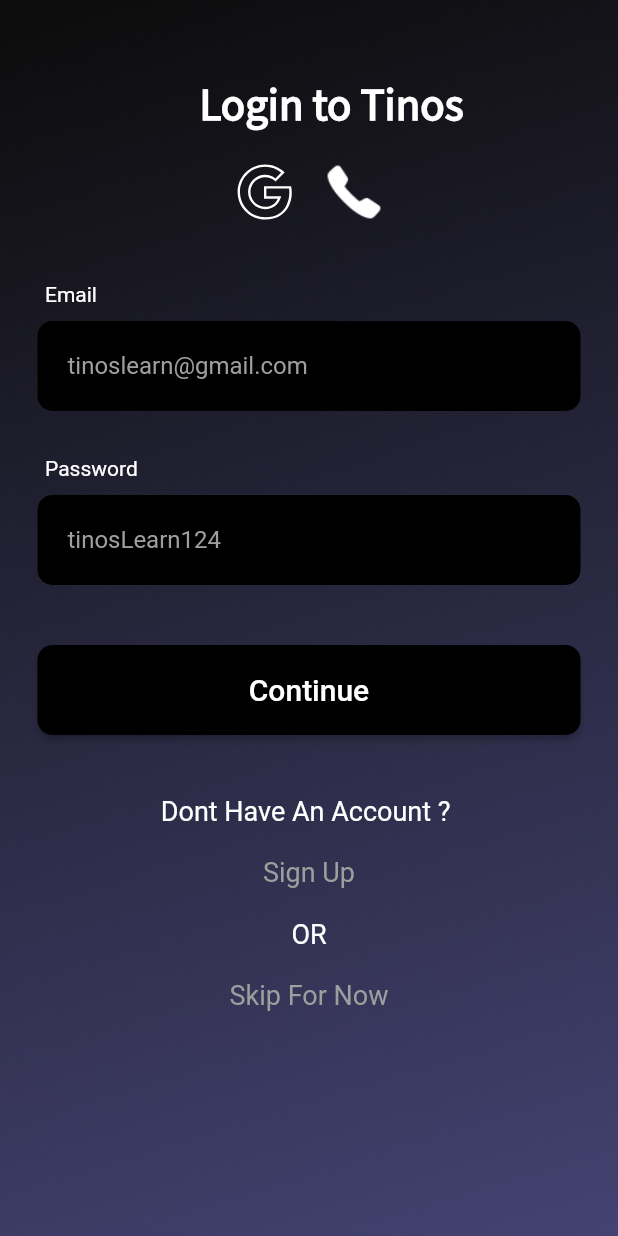
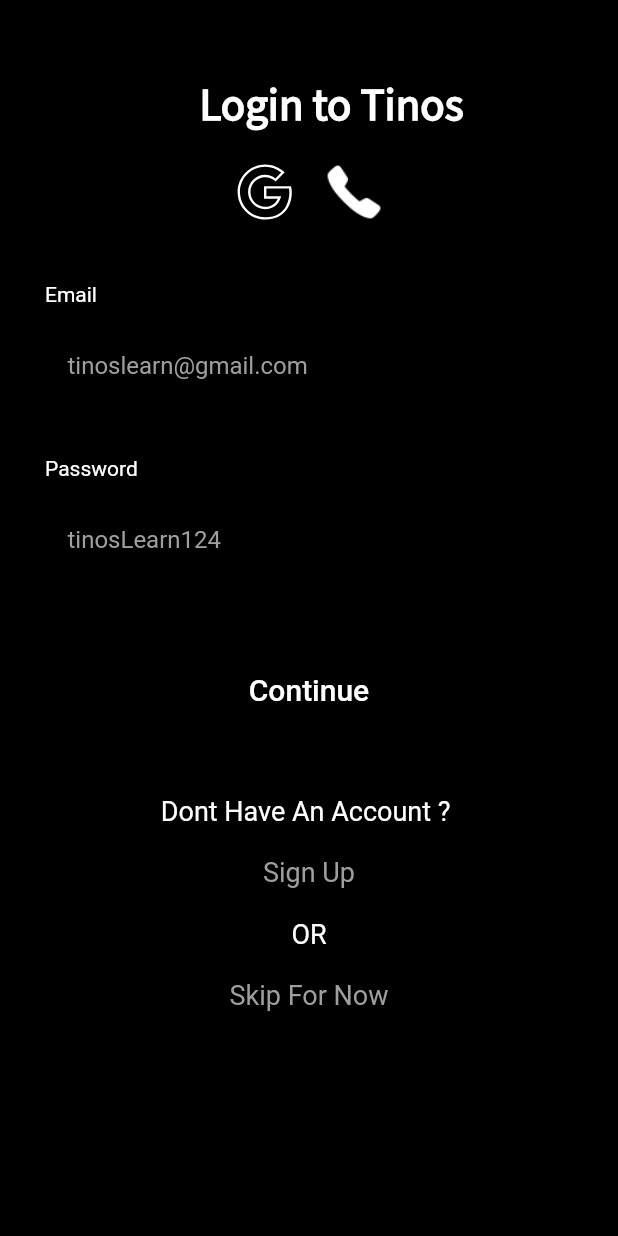
Before and after one commit to Brwn11/E_Learn-App-UI, a Flutter app: the screen it shows after launch, after a tap on "LOGIN", on a phone screen of 412 x 824 dp. Run offline on Flutter 3.47's test engine with Material 2 defaults, Android fonts, the light colour scheme and no system bars; our stand-ins replace animate_do, flashy_tab_bar2, flutter_svg, get.

Commit message:
fixed the emain error

```diff
--- a/lib/authentication/email_login_page.dart
+++ b/lib/authentication/email_login_page.dart
@@ -8,29 +8,9 @@
   @override
   Widget build(BuildContext context) {
     return Scaffold(
-      body: Container(
-        width: MediaQuery.of(context).size.width,
-        height: MediaQuery.of(context).size.height,
-        decoration: const BoxDecoration(
-          image: DecorationImage(
-            image: AssetImage(
-              'assets/images/background2.jpg',
-            ),
-            fit: BoxFit.cover,
-          ),
-          // gradient: LinearGradient(
-          //   begin: Alignment.topLeft,
-          //   end: Alignment.bottomRight,
-          //   colors: [
-          //     Color.fromRGBO(13, 12, 12, 1),
-          //     Color.fromRGBO(67, 66, 113, 1)
-          //   ],
-          //   stops: [0.1, 0.9],
-          // ),
-        ),
-        child: SingleChildScrollView(
-
-          scrollDirection: Axis.vertical,
+      backgroundColor: Colors.black,
+   resizeToAvoidBottomInset: false,
+      body: SingleChildScrollView(
         child: Column(
           children: [
             const SizedBox(
@@ -311,7 +291,6 @@
           ],
         ),
       ),
-      ),
     );
   }
 }
--- a/lib/landing_page.dart
+++ b/lib/landing_page.dart
@@ -176,7 +176,8 @@
   Widget build(BuildContext context) {
     return Scaffold(
       backgroundColor: const Color.fromRGBO(67, 66, 113, 1),
-      body: SizedBox(
+      body: SingleChildScrollView(
+        child: SizedBox(
           width: double.infinity,
           child: Column(
             mainAxisAlignment: MainAxisAlignment.spaceBetween,
@@ -291,6 +292,7 @@
             ],
           ),
         ),
+      ),
     );
   }
 }
```
Also changed, not shown: lib/authentication/phone_login.dart (+2 -21 lines), pubspec.lock. Lines whose indentation alone changed are shown as unchanged.
